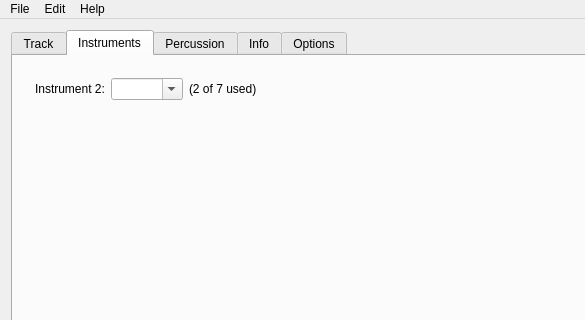
This is mainwindow.ui in steux/tiatracker as Qt 5 draws it before an edit; both pictures show x 0 to 585 and y 0 to 320 of the 1064 by 783 pixel window. The edited form follows.
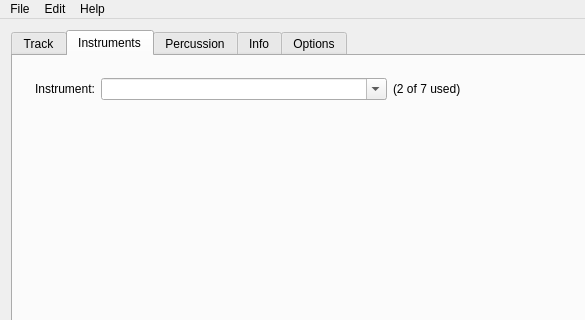
This is the edited form. Custom widgets are drawn as their Qt base class.

Commit message: Instrument combobox min width

What changed in the file:
```diff
--- a/mainwindow.ui
+++ b/mainwindow.ui
@@ -42,7 +42,7 @@
            <item>
             <widget class="QLabel" name="label_2">
              <property name="text">
-              <string>Instrument 2:</string>
+              <string>Instrument:</string>
              </property>
             </widget>
            </item>
@@ -54,6 +54,9 @@
              <property name="insertPolicy">
               <enum>QComboBox::InsertAtCurrent</enum>
              </property>
+             <property name="minimumContentsLength">
+              <number>32</number>
+             </property>
             </widget>
            </item>
            <item>
```
